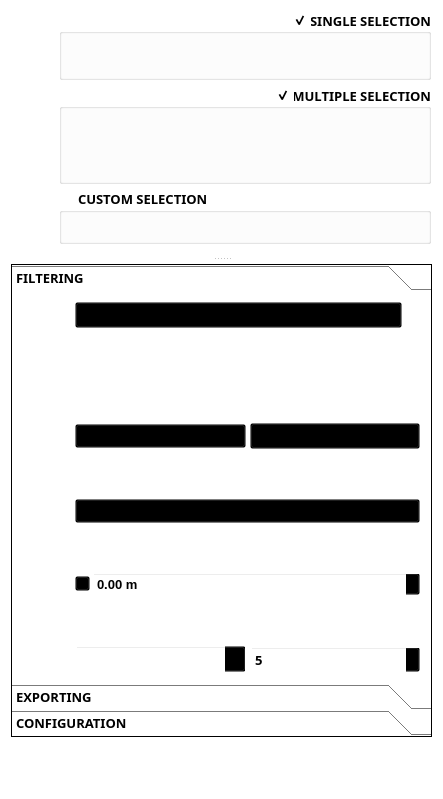
Old version of the form filter_mate_dockwidget_base.ui in the repository sducournau/filter_mate.
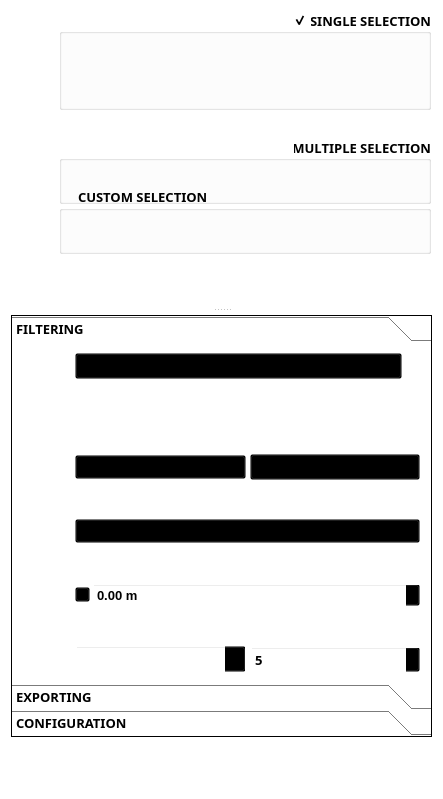
New version of the form. Icons and pictures are not drawn. Custom widgets are drawn as their Qt base class.

Diff of the .ui file:
```diff
--- a/filter_mate_dockwidget_base.ui
+++ b/filter_mate_dockwidget_base.ui
@@ -16,7 +16,7 @@
   <property name="minimumSize">
    <size>
     <width>443</width>
-    <height>647</height>
+    <height>650</height>
    </size>
   </property>
   <property name="baseSize">
@@ -246,6 +246,9 @@
   <property name="windowOpacity">
    <double>1.000000000000000</double>
   </property>
+  <property name="styleSheet">
+   <string notr="true">/* Styles gérés par resources/styles/default.qss */</string>
+  </property>
   <property name="floating">
    <bool>true</bool>
   </property>
@@ -295,7 +298,7 @@
          <property name="maximumSize">
           <size>
            <width>16777215</width>
-           <height>700</height>
+           <height>900</height>
           </size>
          </property>
          <property name="baseSize">
@@ -334,7 +337,7 @@
          </property>
          <layout class="QVBoxLayout" name="verticalLayout_main_content">
           <property name="spacing">
-           <number>-2</number>
+           <number>6</number>
           </property>
           <property name="leftMargin">
            <number>1</number>
@@ -369,6 +372,14 @@
              <bool>true</bool>
             </property>
             <widget class="QWidget" name="scrollAreaWidgetContents">
+             <property name="geometry">
+              <rect>
+               <x>0</x>
+               <y>0</y>
+               <width>402</width>
+               <height>337</height>
+              </rect>
+             </property>
              <layout class="QGridLayout" name="gridLayout_main_header">
               <property name="leftMargin">
                <number>1</number>
@@ -925,7 +936,7 @@
                     <property name="minimumSize">
                      <size>
                       <width>100</width>
-                      <height>70</height>
+                      <height>100</height>
                      </size>
                     </property>
                     <property name="font">
@@ -973,16 +984,16 @@
                       <enum>QLayout::SetDefaultConstraint</enum>
                      </property>
                      <property name="leftMargin">
-                      <number>2</number>
+                      <number>8</number>
                      </property>
                      <property name="topMargin">
-                      <number>2</number>
+                      <number>8</number>
                      </property>
                      <property name="rightMargin">
-                      <number>2</number>
+                      <number>8</number>
                      </property>
                      <property name="bottomMargin">
-                      <number>2</number>
+                      <number>8</number>
                      </property>
                      <item row="0" column="0">
                       <layout class="QVBoxLayout" name="verticalLayout_exploring_single_selection">
@@ -1085,7 +1096,13 @@
                     <property name="minimumSize">
                      <size>
                       <width>100</width>
-                      <height>120</height>
+                      <height>200</height>
+                     </size>
+                    </property>
+                    <property name="maximumSize">
+                     <size>
+                      <width>16777215</width>
+                      <height>23</height>
                      </size>
                     </property>
                     <property name="font">
@@ -1117,7 +1134,7 @@
                      <bool>true</bool>
                     </property>
                     <property name="checked">
-                     <bool>true</bool>
+                     <bool>false</bool>
                     </property>
                     <property name="collapsed">
                      <bool>false</bool>
@@ -1136,16 +1153,16 @@
                       <enum>QLayout::SetMinimumSize</enum>
                      </property>
                      <property name="leftMargin">
-                      <number>2</number>
+                      <number>8</number>
                      </property>
                      <property name="topMargin">
-                      <number>2</number>
+                      <number>8</number>
                      </property>
                      <property name="rightMargin">
-                      <number>2</number>
+                      <number>8</number>
                      </property>
                      <property name="bottomMargin">
-                      <number>2</number>
+                      <number>8</number>
                      </property>
                      <item>
                       <layout class="QHBoxLayout" name="horizontalLayout_exploring_multiple_feature_picker">
@@ -1276,16 +1293,16 @@
                       <number>2</number>
                      </property>
                      <property name="leftMargin">
-                      <number>2</number>
+                      <number>8</number>
                      </property>
                      <property name="topMargin">
-                      <number>2</number>
+                      <number>8</number>
                      </property>
                      <property name="rightMargin">
-                      <number>2</number>
+                      <number>8</number>
                      </property>
                      <property name="bottomMargin">
-                      <number>2</number>
+                      <number>8</number>
                      </property>
                      <item>
                       <layout class="QVBoxLayout" name="verticalLayout_exploring_custom_selection">
@@ -1474,7 +1491,7 @@
                  <x>0</x>
                  <y>0</y>
                  <width>415</width>
-                 <height>411</height>
+                 <height>366</height>
                 </rect>
                </property>
                <attribute name="icon">
@@ -3945,11 +3962,6 @@
    <extends>QWidget</extends>
    <header>qgsfeaturepickerwidget.h</header>
   </customwidget>
-  <customwidget>
-   <class>QgsFieldComboBox</class>
-   <extends>QComboBox</extends>
-   <header>qgsfieldcombobox.h</header>
-  </customwidget>
   <customwidget>
    <class>QgsFieldExpressionWidget</class>
    <extends>QWidget</extends>
```
Left out of the diff: 6 changed lines with no effect on the pictures.
